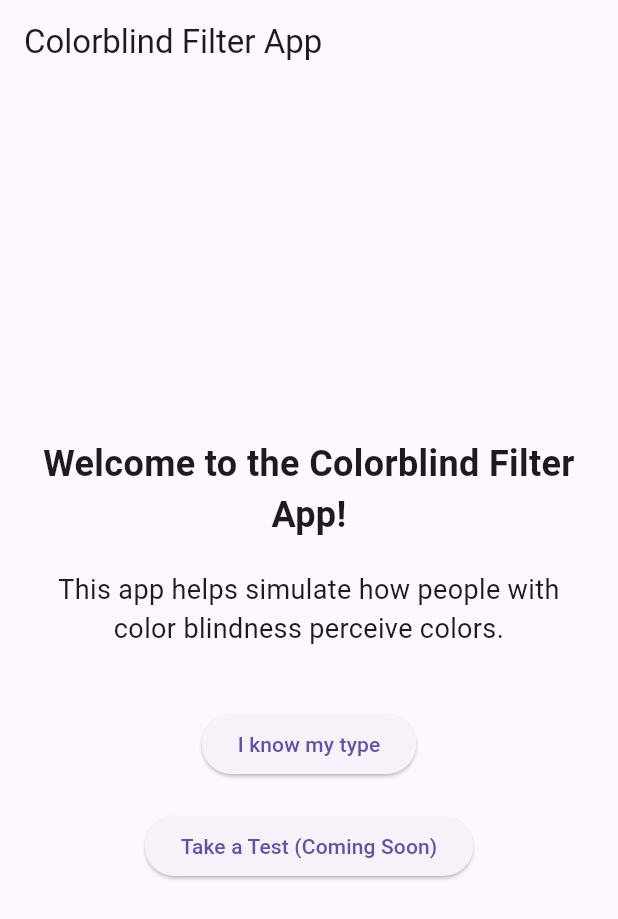
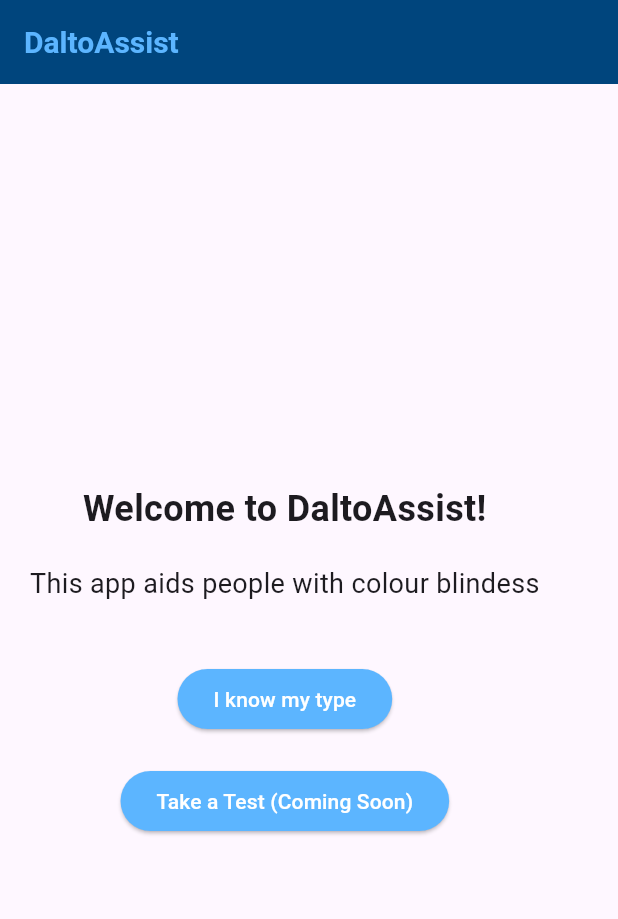
Before and after one commit to BJ-2010/daltoassist-app, a Flutter app: the screen it shows after launch, on a phone screen of 412 x 824 dp. Shown: the top 919 px of the screen. Run offline on Flutter 3.47's test engine with Material 3 defaults, Android fonts, the phone set to English and light mode, and no system bars.

Commit message:
Changed styles of the app

```diff
--- a/lib/main.dart
+++ b/lib/main.dart
@@ -1,28 +1,50 @@
 import 'package:flutter/material.dart';
 
 void main() {
-  runApp(ColorBlindFilterApp());
+  runApp(ColorBlindFilterApp()); //hi
 }
 
 class ColorBlindFilterApp extends StatelessWidget {
+  const ColorBlindFilterApp({super.key});
+
   @override
   Widget build(BuildContext context) {
     return MaterialApp(
       title: 'Colorblind Filter',
+      debugShowCheckedModeBanner: false,
+      // APP THEME AND COLOURS HERE!!!
       theme: ThemeData(
         primarySwatch: Colors.blue,
+        appBarTheme: AppBarTheme(
+          color: const Color.fromARGB(255, 0, 69, 125),
+          titleTextStyle:TextStyle(
+            fontSize: 20,
+            fontWeight: FontWeight.bold,
+            color: const Color.fromARGB(255, 92, 181, 255)
+          ),
+        ),
+
+        elevatedButtonTheme: ElevatedButtonThemeData(
+          style:ButtonStyle(
+            backgroundColor: WidgetStateProperty.all(const Color.fromARGB(255, 92, 181, 255)),
+            foregroundColor: WidgetStateProperty.all(Colors.white),
+          )
+        )
       ),
       home: InfoPage(),
     );
   }
 }
 
+// INFO PAGE!!!!
 class InfoPage extends StatelessWidget {
+  const InfoPage({super.key});
+
   @override
   Widget build(BuildContext context) {
     return Scaffold(
       appBar: AppBar(
-        title: Text('Colorblind Filter App'),
+        title: Text('DaltoAssist'),
       ),
       body: Padding(
         padding: const EdgeInsets.all(20.0),
@@ -30,17 +52,19 @@ class InfoPage extends StatelessWidget {
           mainAxisAlignment: MainAxisAlignment.center,
           children: [
             Text(
-              'Welcome to the Colorblind Filter App!',
+              'Welcome to DaltoAssist!',
               style: TextStyle(fontSize: 24, fontWeight: FontWeight.bold),
               textAlign: TextAlign.center,
             ),
             SizedBox(height: 20),
             Text(
-              'This app helps simulate how people with color blindness perceive colors.',
+              'This app aids people with colour blindess',
               style: TextStyle(fontSize: 18),
               textAlign: TextAlign.center,
             ),
             SizedBox(height: 40),
+
+
             ElevatedButton(
               onPressed: () {
                 Navigator.push(
@@ -65,7 +89,10 @@ class InfoPage extends StatelessWidget {
 }
 
 class ColorFilterPage extends StatefulWidget {
+  const ColorFilterPage({super.key});
+
   @override
+  // ignore: library_private_types_in_public_api
   _ColorFilterPageState createState() => _ColorFilterPageState();
 }
 
--- a/pubspec.yaml
+++ b/pubspec.yaml
@@ -58,7 +58,7 @@ flutter:
   uses-material-design: true
 
   # To add assets to your application, add an assets section, like this:
-  assets:
+  # assets:
   #   - images/a_dot_ham.jpeg
 
   # An image asset can refer to one or more resolution-specific "variants", see
```
Also changed, not shown: 1 other file.
